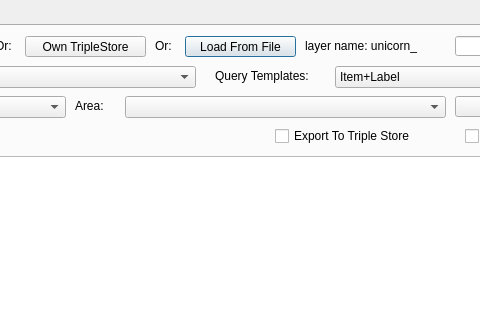
The window that sparql_unicorn_dialog_base.ui (sparqlunicorn/sparqlunicornGoesGIS) describes before a commit, drawn with Qt 5; both pictures show x 447 to 927 and y 0 to 320 of the 1092 by 659 pixel window.
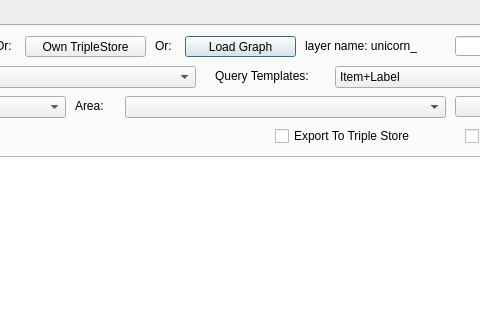
The same window after the commit.

Diff of the .ui file:
```diff
--- a/sparql_unicorn_dialog_base.ui
+++ b/sparql_unicorn_dialog_base.ui
@@ -111,7 +111,7 @@
       </rect>
      </property>
      <property name="text">
-      <string>Load From File</string>
+      <string>Load Graph</string>
      </property>
     </widget>
     <widget class="QLabel" name="label">
```
